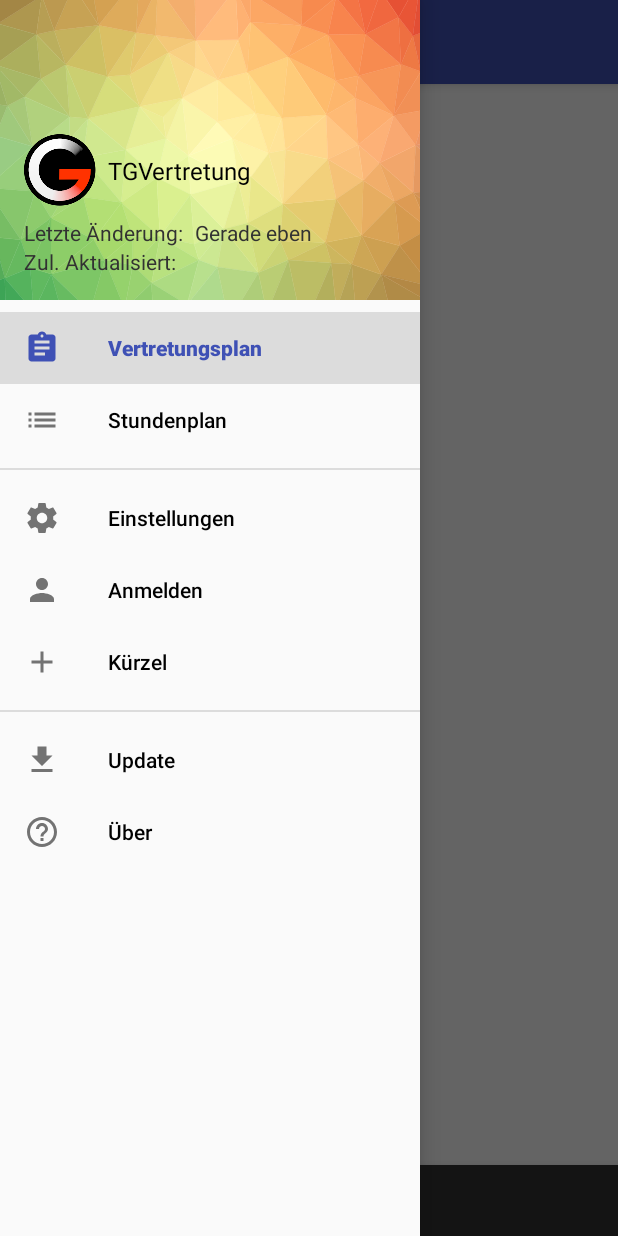
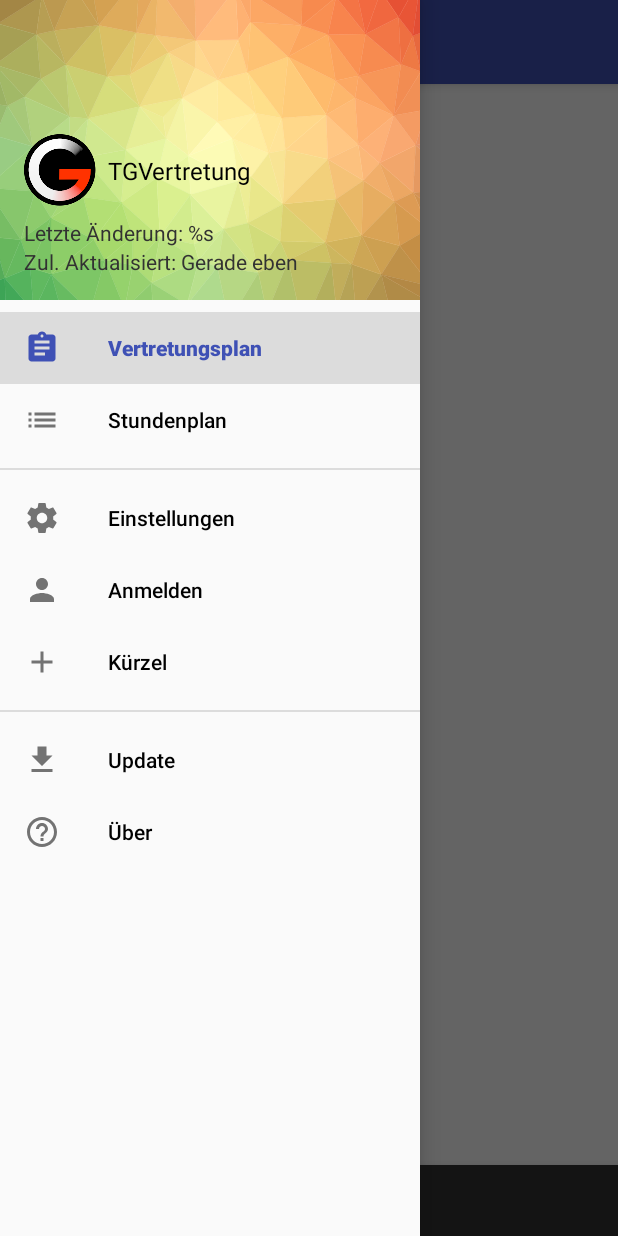
Before and after one commit to TecCheck/TG-Vertretung, an Android app: the MainActivity screen opened directly, with no data from a screen before it, with the side drawer open, on a phone screen of 412 x 824 dp. Run offline under Robolectric (Android 15) with nearby library versions, the phone set to English and light mode, and no system bars; libraries missing offline, so code that uses them is left out: de.sematre.tg; 10 statements that could not run were skipped.

Commit message:
Clean up MainActivity

```diff
--- a/app/src/main/java/de/coop/tgvertretung/activity/MainActivity.java
+++ b/app/src/main/java/de/coop/tgvertretung/activity/MainActivity.java
@@ -10,21 +10,20 @@ import com.google.android.material.navigation.NavigationView;
 import com.google.android.material.snackbar.Snackbar;
 
 import androidx.appcompat.content.res.AppCompatResources;
+import androidx.appcompat.widget.Toolbar;
 import androidx.core.view.GravityCompat;
-import androidx.viewpager.widget.PagerAdapter;
 import androidx.viewpager.widget.ViewPager;
 import androidx.drawerlayout.widget.DrawerLayout;
 import androidx.swiperefreshlayout.widget.SwipeRefreshLayout;
 import androidx.appcompat.app.ActionBarDrawerToggle;
 import androidx.appcompat.app.AppCompatActivity;
 import androidx.appcompat.app.AppCompatDelegate;
-import androidx.appcompat.widget.Toolbar;
 
 import android.view.MenuItem;
 import android.view.View;
 import android.widget.TextView;
 
-import java.io.File;
+import java.util.ArrayList;
 import java.util.Date;
 
 import de.coop.tgvertretung.R;
@@ -34,17 +33,16 @@ import de.coop.tgvertretung.utils.Downloader;
 import de.coop.tgvertretung.utils.Settings;
 import de.coop.tgvertretung.utils.SettingsWrapper;
 import de.coop.tgvertretung.utils.Utils;
+import de.sematre.tg.Table;
 
 public class MainActivity extends AppCompatActivity implements NavigationView.OnNavigationItemSelectedListener, Downloader.LoadFinishedListener {
 
-    private static boolean firstPagerStart = true;
+    private ViewPager pager;
     private DrawerLayout drawer;
-    private ViewPager mPager = null;
-    private TextView lastReload = null;
-    private TextView lastServerRefresh = null;
-    private SwipeRefreshLayout refreshLayout = null;
+    private SwipeRefreshLayout refreshLayout;
+
     private SettingsWrapper settings;
-    SettingsWrapper.SettingsWriter settingsWriter;
+    private SettingsWrapper.SettingsWriter settingsWriter;
 
     @Override
     protected void onCreate(Bundle savedInstanceState) {
@@ -56,98 +54,48 @@ public class MainActivity extends AppCompatActivity implements NavigationView.On
             return;
         }
 
+        setContentView(R.layout.activity_main);
+
+        Settings.load(this);
         settingsWriter = new SettingsWrapper.SettingsWriter(this);
-        setContentView(R.layout.activity_main);
-        initUi();
-        startPagerView();
 
-        load();
-        if (!BackgroundService.isRunning) {
-            startService(new Intent(getApplicationContext(), BackgroundService.class));
-        }
-
-        new File(Utils.getUpdateDownloadFile(this)).delete();
-        Utils.print(Utils.getUpdateDownloadFile(this));
-    }
-
-    private void startLoginActivity(boolean reLogin) {
-        Intent intent = new Intent(this, LoginActivity.class);
-        intent.putExtra(LoginActivity.EXTRA_RE_LOGIN, reLogin);
-        if (!reLogin)
-            intent.setFlags(Intent.FLAG_ACTIVITY_NEW_TASK | Intent.FLAG_ACTIVITY_CLEAR_TASK);
-        startActivity(intent);
-    }
-
-    private void initUi() {
-        int themeMode = settings.getThemeMode();
-        if (themeMode == 0 && Build.VERSION.SDK_INT >= 29)
-            AppCompatDelegate.setDefaultNightMode(AppCompatDelegate.MODE_NIGHT_FOLLOW_SYSTEM);
-        else
-            AppCompatDelegate.setDefaultNightMode(themeMode);
-
+        refreshLayout = findViewById(R.id.refresh_layout);
+        drawer = findViewById(R.id.drawer_layout);
+        pager = findViewById(R.id.container);
         Toolbar toolbar = findViewById(R.id.toolbar);
         NavigationView navigationView = findViewById(R.id.nav_view);
 
-        drawer = findViewById(R.id.drawer_layout);
-        mPager = findViewById(R.id.container);
-        refreshLayout = findViewById(R.id.refresh_layout);
+        setNightMode(settings.getThemeMode());
+        setSupportActionBar(toolbar);
 
-        // Navigation Drawer
-        setSupportActionBar(toolbar);
         ActionBarDrawerToggle toggle = new ActionBarDrawerToggle(this, drawer, toolbar, R.string.navigation_drawer_open, R.string.navigation_drawer_close) {
-
             @Override
             public void onDrawerOpened(View drawerView) {
-                lastReload = findViewById(R.id.last_reload);
-                lastServerRefresh = findViewById(R.id.last_reload2);
-
-                TextView title1 = findViewById(R.id.textView5);
-                TextView title2 = findViewById(R.id.textView6);
+                TextView lastClientReload = findViewById(R.id.lastClientReload);
+                TextView lastServerReload = findViewById(R.id.lastServerReload);
 
                 try {
-                    if (settings.getShowClientRefresh()) {
-                        lastReload.setVisibility(View.VISIBLE);
-                        title1.setVisibility(View.VISIBLE);
-                        showTime(lastServerRefresh, new Date(settings.getLastClientRefresh()), settings.getShowRelativeTime());
-                    } else {
-                        lastReload.setVisibility(View.GONE);
-                        title1.setVisibility(View.GONE);
-                    }
-
-                    if (settings.getShowServerRefresh()) {
-                        lastServerRefresh.setVisibility(View.VISIBLE);
-                        title2.setVisibility(View.VISIBLE);
-                        showTime(lastServerRefresh, Settings.settings.timeTable.getDate(), settings.getShowRelativeTime());
-                    } else {
-                        lastServerRefresh.setVisibility(View.GONE);
-                        title2.setVisibility(View.GONE);
-                    }
+                    boolean relativeTime = settings.getShowRelativeTime();
+                    showTime(lastClientReload, new Date(settings.getLastClientRefresh()), R.string.last_client_refresh, relativeTime, settings.getShowClientRefresh());
+                    showTime(lastServerReload, Settings.settings.timeTable.getDate(), R.string.last_server_refresh, relativeTime, settings.getShowServerRefresh());
                 } catch (Exception e) {
                     e.printStackTrace();
-                    lastReload.setText(getString(R.string.last_reload_none));
-                    lastServerRefresh.setText(getString(R.string.last_reload_none));
+                    lastClientReload.setText(getString(R.string.last_reload_none));
+                    lastServerReload.setText(getString(R.string.last_reload_none));
                 }
-
                 super.onDrawerOpened(drawerView);
             }
         };
         drawer.addDrawerListener(toggle);
+        toggle.syncState();
+
         navigationView.getMenu().getItem(0).setChecked(true);
-
         navigationView.setItemTextColor(AppCompatResources.getColorStateList(this, R.color.nav_drawer_text));
         navigationView.setItemIconTintList(AppCompatResources.getColorStateList(this, R.color.nav_drawer_icon));
-        toggle.syncState();
-
         navigationView.setNavigationItemSelectedListener(this);
 
-        refreshLayout.setOnRefreshListener(this::load);
-        try {
-            refreshLayout.setColorSchemeColors(Utils.getColor(getApplicationContext(), Settings.settings.timeTable.getTables().get(0).getDate()));
-        } catch (IndexOutOfBoundsException ignored) {
-        }
-
-        mPager.addOnPageChangeListener(new ViewPager.OnPageChangeListener() {
-
+        pager.setAdapter(new ScreenSlidePagerAdapter(getSupportFragmentManager(), settings));
+        pager.addOnPageChangeListener(new ViewPager.OnPageChangeListener() {
             @Override
             public void onPageScrolled(int i, float v, int i1) {
             }
@@ -161,54 +109,12 @@ public class MainActivity extends AppCompatActivity implements NavigationView.On
                 refreshLayout.setColorSchemeColors(Utils.getColor(getApplicationContext(), Settings.settings.timeTable.getTables().get(i).getDate()));
             }
         });
-    }
 
-    private void showTime(TextView textView, Date date, boolean relativeTime) {
-        if (relativeTime)
-            textView.setText(Utils.getRelativeFormattedTime(date, new Date(System.currentTimeMillis())));
-        else
-            textView.setText(Utils.getFormattedDate(date, false, true));
-    }
+        setPage(Utils.getView(Settings.settings.timeTable));
+        refreshLayout.setOnRefreshListener(this::load);
 
-    private void startPagerView() {
-        int index = Utils.getView(Settings.settings.timeTable);
-        if (mPager != null) index = mPager.getCurrentItem();
-
-        PagerAdapter mPagerAdapter = new ScreenSlidePagerAdapter(getSupportFragmentManager(), settings);
-        mPager = findViewById(R.id.container);
-        mPager.setAdapter(mPagerAdapter);
-        if (index >= 0) mPager.setCurrentItem(index);
-    }
-
-    private void load() {
-        boolean success = Downloader.download(this, settings);
-        refreshLayout.setRefreshing(success);
-    }
-
-    @Override
-    public void loadFinished(int status) {
-        if (status != 1) settingsWriter.setLastClientRefresh(System.currentTimeMillis());
-        settingsWriter.writeEditsAsync();
-
-        refreshLayout.setRefreshing(false);
-
-        if (status == 0) {
-            showSnack(getString(R.string.connected));
-        } else if (status == 1) {
-            showSnack(getString(R.string.no_connection));
-        } else if (status == 2) {
-            showSnack(getString(R.string.nothing_new));
-        }
-
-        int currentIndex = mPager.getCurrentItem();
-        startPagerView();
-
-        if (firstPagerStart) {
-            setTable(Utils.getView(Settings.settings.timeTable));
-            firstPagerStart = false;
-        } else {
-            setTable(currentIndex);
-        }
+        load();
+        startBackgroundService();
     }
 
     @Override
@@ -240,11 +146,75 @@ public class MainActivity extends AppCompatActivity implements NavigationView.On
             super.onBackPressed();
     }
 
-    private void setTable(int index) {
-        if (index >= 0) mPager.setCurrentItem(index);
+    @Override
+    public void loadFinished(int status) {
+        if (status != 1)
+            settingsWriter.setLastClientRefresh(System.currentTimeMillis());
+        settingsWriter.writeEditsAsync();
+
+        refreshLayout.setRefreshing(false);
+
+        if (status == 0) {
+            showSnack(getString(R.string.connected));
+        } else if (status == 1) {
+            showSnack(getString(R.string.no_connection));
+        } else if (status == 2) {
+            showSnack(getString(R.string.nothing_new));
+        }
+
+        pager.getAdapter().notifyDataSetChanged();
+    }
+
+    private void startLoginActivity(boolean reLogin) {
+        Intent intent = new Intent(this, LoginActivity.class);
+        intent.putExtra(LoginActivity.EXTRA_RE_LOGIN, reLogin);
+        if (!reLogin)
+            intent.setFlags(Intent.FLAG_ACTIVITY_NEW_TASK | Intent.FLAG_ACTIVITY_CLEAR_TASK);
+        startActivity(intent);
+    }
+
+    private void setNightMode(int mode) {
+        if (mode == 0 && Build.VERSION.SDK_INT >= 29)
+            mode = AppCompatDelegate.MODE_NIGHT_FOLLOW_SYSTEM;
+
+        AppCompatDelegate.setDefaultNightMode(mode);
+    }
+
+    private void showTime(TextView textView, Date date, int resId, boolean relativeTime, boolean visible) {
+        textView.setVisibility(visible ? View.VISIBLE : View.GONE);
+        if (!visible)
+            return;
+
+        String time;
+        if (relativeTime)
+            time = Utils.getRelativeFormattedTime(date, new Date(System.currentTimeMillis()));
+        else
+            time = Utils.getFormattedDate(date, false, true);
+
+        textView.setText(getString(resId, time));
+    }
+
+    private void startBackgroundService() {
+        // TODO: Better implementation
+        if (!BackgroundService.isRunning) {
+            startService(new Intent(getApplicationContext(), BackgroundService.class));
+        }
+    }
+
+    private void load() {
+        refreshLayout.setRefreshing(Downloader.download(this, settings));
+    }
+
+    private void setPage(int index) {
+        ArrayList<Table> tables = Settings.settings.timeTable.getTables();
+        if (0 > index || index >= tables.size())
+            return;
+
+        pager.setCurrentItem(index);
+        refreshLayout.setColorSchemeColors(Utils.getColor(this, tables.get(index).getDate()));
     }
 
     private void showSnack(String text) {
-        Snackbar.make(mPager, text, Snackbar.LENGTH_LONG).setAction("Action", null).show();
+        Snackbar.make(pager, text, Snackbar.LENGTH_LONG).setAction("Action", null).show();
     }
 }
--- a/app/src/main/res/layout/nav_header_main.xml
+++ b/app/src/main/res/layout/nav_header_main.xml
@@ -1,7 +1,6 @@
 <?xml version="1.0" encoding="utf-8"?>
 <androidx.constraintlayout.widget.ConstraintLayout xmlns:android="http://schemas.android.com/apk/res/android"
     xmlns:app="http://schemas.android.com/apk/res-auto"
-    xmlns:tools="http://schemas.android.com/tools"
     android:id="@+id/linearLayout5"
     android:layout_width="match_parent"
     android:layout_height="@dimen/nav_header_height"
@@ -58,7 +57,7 @@
         app:layout_constraintStart_toStartOf="parent">
 
         <TextView
-            android:id="@+id/textView6"
+            android:id="@+id/lastServerReload"
             android:layout_width="wrap_content"
             android:layout_height="wrap_content"
             android:text="@string/last_server_refresh"
@@ -68,33 +67,15 @@
             app:layout_constraintTop_toTopOf="parent" />
 
         <TextView
-            android:id="@+id/last_reload2"
+            android:id="@+id/lastClientReload"
             android:layout_width="wrap_content"
             android:layout_height="wrap_content"
-            android:layout_marginStart="8dp"
-            android:textColor="@android:color/secondary_text_light"
-            android:textSize="@dimen/text_size_secondary"
-            app:layout_constraintStart_toEndOf="@+id/textView6"
-            app:layout_constraintTop_toTopOf="parent" />
-
-        <TextView
-            android:id="@+id/textView5"
-            android:layout_width="wrap_content"
-            android:layout_height="wrap_content"
-            android:text="@string/last_reload"
+            android:text="@string/last_client_refresh"
             android:textColor="@android:color/secondary_text_light"
             android:textSize="@dimen/text_size_secondary"
             app:layout_constraintStart_toStartOf="parent"
-            app:layout_constraintTop_toBottomOf="@+id/textView6" />
+            app:layout_constraintTop_toBottomOf="@+id/lastServerReload" />
 
-        <TextView
-            android:id="@+id/last_reload"
-            android:layout_width="wrap_content"
-            android:layout_height="wrap_content"
-            android:textColor="@android:color/secondary_text_light"
-            android:textSize="@dimen/text_size_secondary"
-            app:layout_constraintStart_toStartOf="@+id/last_reload2"
-            app:layout_constraintTop_toBottomOf="@+id/last_reload2" />
     </androidx.constraintlayout.widget.ConstraintLayout>
 
 </androidx.constraintlayout.widget.ConstraintLayout>
--- a/app/src/main/res/values/strings.xml
+++ b/app/src/main/res/values/strings.xml
@@ -28,8 +28,8 @@
     <!-- Main Activity Menu -->
     <string name="navigation_drawer_open">Open navigation drawer</string>
     <string name="navigation_drawer_close">Close navigation drawer</string>
-    <string name="last_server_refresh">Letzte Änderung:</string>
-    <string name="last_reload">Zul. Aktualisiert:</string>
+    <string name="last_server_refresh">Letzte Änderung: %s</string>
+    <string name="last_client_refresh">Zul. Aktualisiert: %s</string>
     <string name="last_reload_none">---</string>
     <string name="never">nie</string>
     <string name="nav_main">Vertretungsplan</string>
--- a/app/src/main/res/values/styles.xml
+++ b/app/src/main/res/values/styles.xml
@@ -7,9 +7,6 @@
         <item name="colorPrimaryDark">@color/colorPrimaryDark</item>
         <item name="colorAccent">@color/colorAccent</item>
         <item name="colorError">@color/red</item>
-
-        <item name="background">@color/dark_background</item>
-        <item name="color">@color/dark_foreground</item>
     </style>
 
     <style name="AppTheme.NoActionBar">
```
